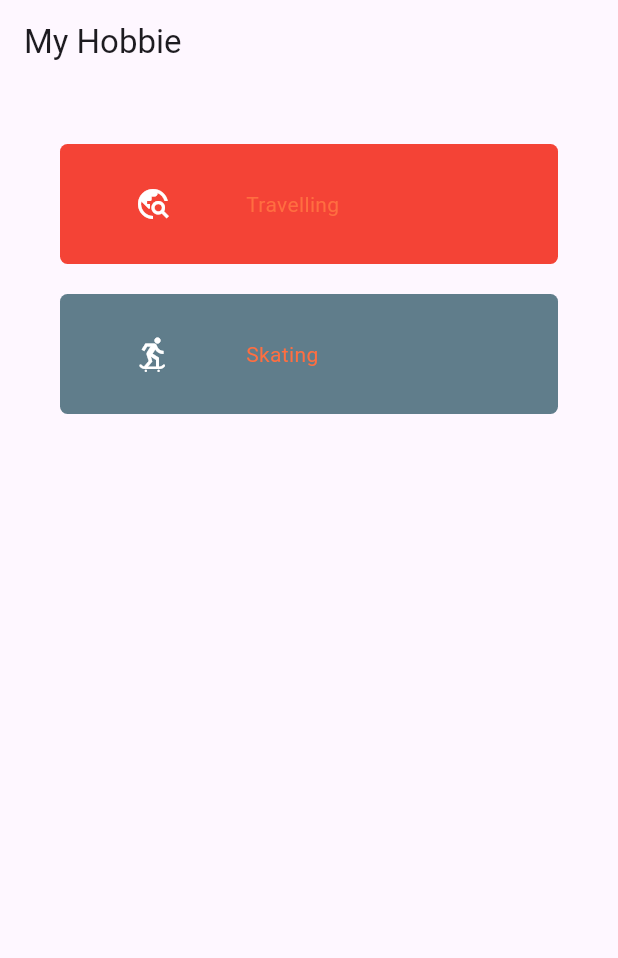
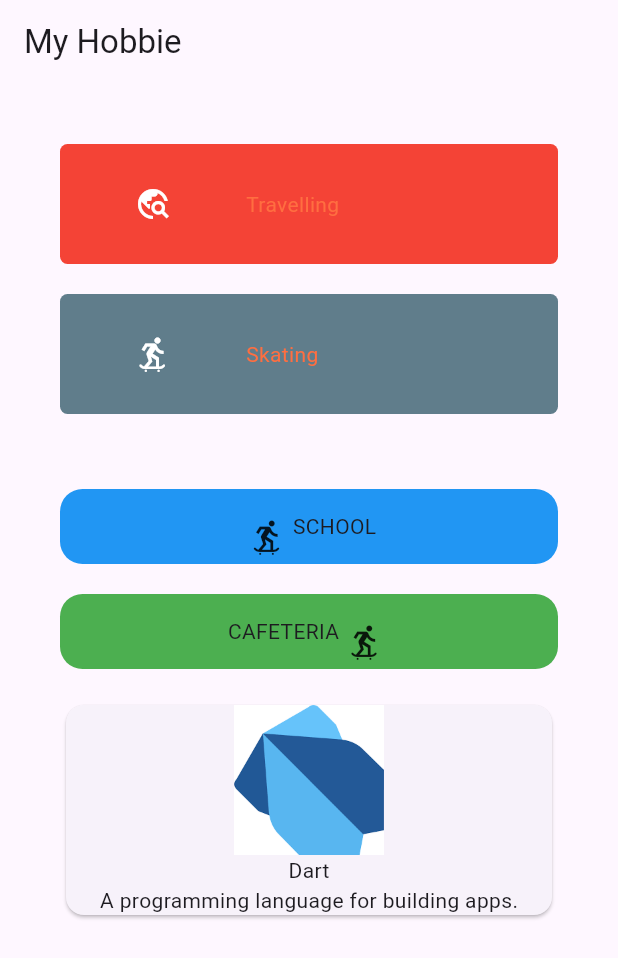
Before and after one commit to dina-seng/mobile-w6-practice, a Flutter app: the screen it shows after launch, on a phone screen of 412 x 824 dp. Shown: the top 958 px of the screen. Run offline on Flutter 3.47's test engine with Material 3 defaults, Android fonts, the phone set to English and light mode, and no system bars.

Commit message:
Complete hw

```diff
--- a/lib/main.dart
+++ b/lib/main.dart
@@ -1,6 +1,10 @@
 import 'package:flutter/material.dart';
 
+import './product.dart';
+
 import 'widgets/hobby_card.dart';
+import 'widgets/button_card.dart';
+import 'widgets/product_card.dart';
 
 void main() {
   runApp(const MyApp());
@@ -31,6 +35,27 @@ class MyApp extends StatelessWidget {
                 icon: Icons.skateboarding,
                 backgroundColor: Colors.blueGrey,
               ),
+
+              SizedBox(height: 50),
+
+              ButtonCard(
+                label: 'SCHOOL',
+                icon: Icons.skateboarding,
+                position: IconPosition.left,
+                color: ColorType.primary,
+              ),
+              SizedBox(height: 20),
+
+              ButtonCard(
+                label: 'CAFETERIA',
+                icon: Icons.skateboarding,
+                position: IconPosition.right,
+                color: ColorType.secondary,
+              ),
+
+              SizedBox(height: 20),
+
+              ProductCard(product: Product.dart),
             ],
           ),
         ),
--- /dev/null
+++ b/lib/product.dart
@@ -0,0 +1,22 @@
+enum Product {
+  dart(
+    title: 'Dart',
+    image: 'assets/ex3/dart.png',
+    description: 'A programming language for building apps.',
+  ),
+  flutter(
+    title: 'Flutter',
+    image: 'assets/w3/flutter.png',
+    description: 'A UI toolkit for building applications.',
+  );
+
+  final String title;
+  final String image;
+  final String description;
+
+  const Product({
+    required this.title,
+    required this.image,
+    required this.description,
+  });
+}
--- /dev/null
+++ b/lib/widgets/button_card.dart
@@ -0,0 +1,54 @@
+import 'package:flutter/material.dart';
+
+enum IconPosition { left, right }
+
+enum ColorType { primary, secondary, disable }
+
+class ButtonCard extends StatelessWidget {
+  final String label;
+  final IconData icon;
+  final IconPosition position;
+  final ColorType color;
+
+  const ButtonCard({
+    super.key,
+    required this.label,
+    required this.icon,
+    this.position = IconPosition.left,
+    this.color = ColorType.primary,
+  });
+
+  @override
+  Widget build(BuildContext context) {
+    Color backgroundColor = Colors.blue;
+    if (color == ColorType.primary) {
+      backgroundColor = Colors.blue;
+    } else if (color == ColorType.secondary) {
+      backgroundColor = Colors.green;
+    } else if (color == ColorType.disable) {
+      backgroundColor = Colors.grey;
+    }
+
+    return Container(
+      width: 200,
+      height: 50,
+      padding: EdgeInsets.all(15),
+      decoration: BoxDecoration(
+        color: backgroundColor,
+        borderRadius: BorderRadius.circular(15),
+      ),
+      child: Row(
+        mainAxisAlignment: MainAxisAlignment.center,
+        children: position == IconPosition.left
+            ? [
+                Padding(padding: const EdgeInsets.all(5), child: Icon(icon)),
+                Text(label),
+              ]
+            : [
+                Text(label),
+                Padding(padding: const EdgeInsets.all(5), child: Icon(icon)),
+              ],
+      ),
+    );
+  }
+}
--- /dev/null
+++ b/lib/widgets/product_card.dart
@@ -0,0 +1,22 @@
+import 'package:flutter/material.dart';
+
+import '../product.dart';
+
+class ProductCard extends StatelessWidget {
+  final Product product;
+
+  const ProductCard({super.key, required this.product});
+
+  @override
+  Widget build(BuildContext context) {
+    return Card(
+      child: Column(
+        children: [
+          Image.asset(product.image, height: 100, width: 100),
+          Text(product.title),
+          Text(product.description),
+        ],
+      ),
+    );
+  }
+}
--- a/pubspec.yaml
+++ b/pubspec.yaml
@@ -2,7 +2,7 @@ name: w6_practice
 description: "A new Flutter project."
 # The following line prevents the package from being accidentally published to
 # pub.dev using `flutter pub publish`. This is preferred for private packages.
-publish_to: 'none' # Remove this line if you wish to publish to pub.dev
+publish_to: "none" # Remove this line if you wish to publish to pub.dev
 
 # The following defines the version and build number for your application.
 # A version number is three numbers separated by dots, like 1.2.43
@@ -51,11 +51,13 @@ dev_dependencies:
 
 # The following section is specific to Flutter packages.
 flutter:
-
   # The following line ensures that the Material Icons font is
   # included with your application, so that you can use the icons in
   # the material Icons class.
   uses-material-design: true
+
+  assets:
+    - assets/ex3/
 
   # To add assets to your application, add an assets section, like this:
   # assets:
```
Also changed, not shown: assets/ex3/dart.png (added), assets/ex3/firebase.png (added), assets/ex3/flutter.png (added), assets/ex4/cloudy.png (added), assets/ex4/sunny.png (added), assets/ex4/sunnyCloudy.png (added), assets/ex4/veryCloudy.png (added).
